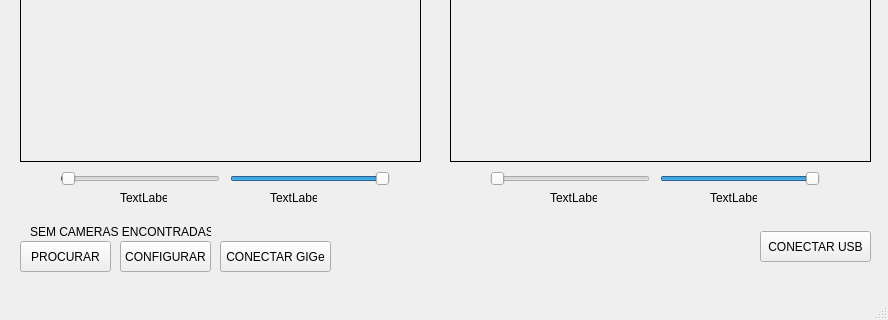
Before: the Qt Designer form mainwindow.ui in lmhonorio/QtMRSVisionv2, drawn with Qt 5; both pictures show x 0 to 888 and y 476 to 796 of the 888 by 796 pixel window.
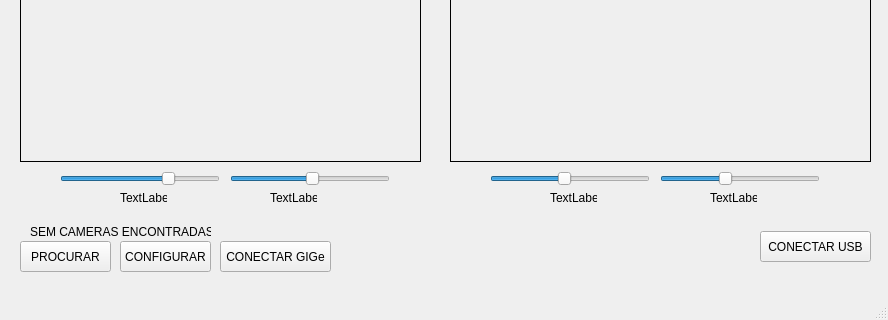
After: the same form once the commit is applied.

```diff
--- a/mainwindow.ui
+++ b/mainwindow.ui
@@ -174,7 +174,10 @@
      </rect>
     </property>
     <property name="maximum">
-     <number>200</number>
+     <number>400</number>
+    </property>
+    <property name="value">
+     <number>185</number>
     </property>
     <property name="orientation">
      <enum>Qt::Horizontal</enum>
@@ -190,10 +193,10 @@
      </rect>
     </property>
     <property name="maximum">
-     <number>200</number>
+     <number>400</number>
     </property>
     <property name="value">
-     <number>200</number>
+     <number>161</number>
     </property>
     <property name="orientation">
      <enum>Qt::Horizontal</enum>
@@ -209,10 +212,10 @@
      </rect>
     </property>
     <property name="maximum">
-     <number>200</number>
+     <number>400</number>
     </property>
     <property name="value">
-     <number>1</number>
+     <number>279</number>
     </property>
     <property name="orientation">
      <enum>Qt::Horizontal</enum>
@@ -228,10 +231,10 @@
      </rect>
     </property>
     <property name="maximum">
-     <number>200</number>
+     <number>400</number>
     </property>
     <property name="value">
-     <number>200</number>
+     <number>207</number>
     </property>
     <property name="orientation">
      <enum>Qt::Horizontal</enum>
```
Left out of the diff: 4 changed lines with no effect on the pictures.
